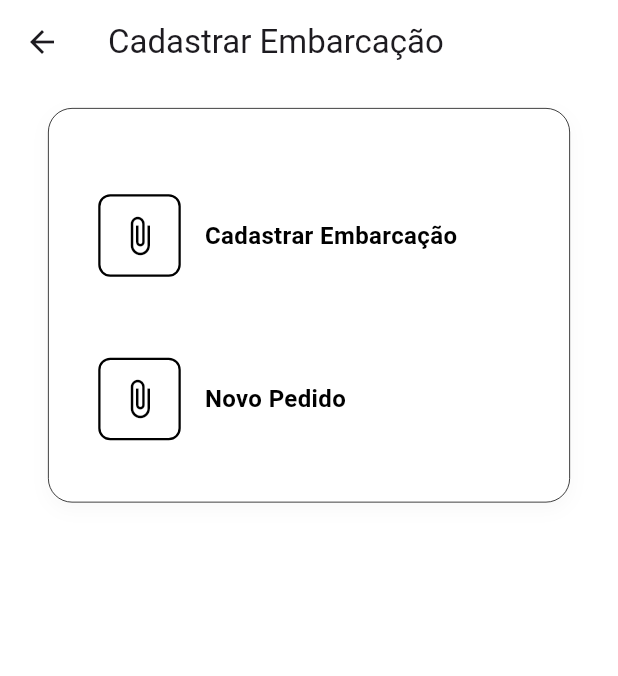
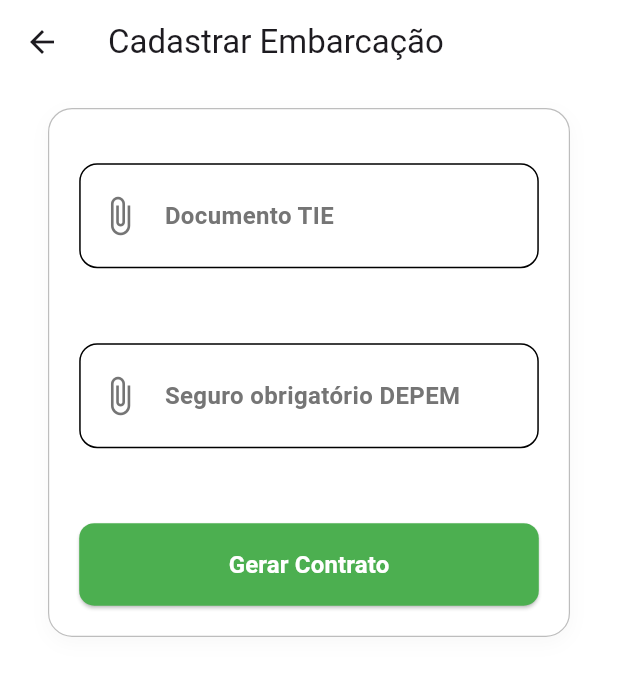
Before and after one commit to MarinaPI-S5/frontend, a Flutter app: the CadastroembarcacaoPage screen opened directly, on a phone screen of 412 x 824 dp. Shown: the top 676 px of the screen. Run offline on Flutter 3.47's test engine with Material 3 defaults, Android fonts, the phone set to English and light mode, and no system bars.

Commit message:
Cadastro de Embarcacao finalizado

```diff
--- a/lib/views/pages/cadastroEmbarcacao_page.dart
+++ b/lib/views/pages/cadastroEmbarcacao_page.dart
@@ -25,7 +25,10 @@ class CadastroembarcacaoPage extends StatelessWidget {
                     child: Container(
                       decoration: BoxDecoration(
                         color: Colors.white,
-                        border: Border.all(color: Colors.black, width: 0.5),
+                        border: Border.all(
+                          color: Colors.grey.shade400,
+                          width: 0.8,
+                        ),
                         borderRadius: BorderRadius.circular(16),
                         boxShadow: [
                           BoxShadow(
@@ -40,22 +43,25 @@ class CadastroembarcacaoPage extends StatelessWidget {
                         crossAxisAlignment: CrossAxisAlignment.stretch,
                         children: [
                           const SizedBox(height: 16),
-                          // CORREÇÃO: Cards empilhados um abaixo do outro usando Column
                           _buildActionCard(
                             context: context,
                             icon: Icons.attach_file,
-                            color: Colors.black,
-                            title: 'Cadastrar Embarcação',
+                            color: Colors.grey.shade600,
+                            title: 'Documento TIE',
                             onTap: () {},
                           ),
-                          const SizedBox(height: 12),
+                          const SizedBox(height: 50),
                           _buildActionCard(
                             context: context,
                             icon: Icons.attach_file,
-                            color: Colors.black,
-                            title: 'Novo Pedido',
+                            color: Colors.grey.shade600,
+                            title: 'Seguro obrigatório DEPEM',
                             onTap: () {},
                           ),
+
+                          const SizedBox(height: 50),
+
+                          _buildSubmitButton(),
                         ],
                       ),
                     ),
@@ -85,20 +91,12 @@ class CadastroembarcacaoPage extends StatelessWidget {
         child: Container(
           padding: const EdgeInsets.symmetric(vertical: 20, horizontal: 12),
           decoration: BoxDecoration(
-            border: Border.all(color: Colors.white),
+            border: Border.all(color: Colors.black),
             borderRadius: BorderRadius.circular(12),
           ),
           child: Row(
-            mainAxisAlignment: MainAxisAlignment.center,
             children: [
-              Container(
-                padding: const EdgeInsets.all(12),
-                decoration: BoxDecoration(
-                  border: Border.all(color: color, width: 1.5),
-                  borderRadius: BorderRadius.circular(8),
-                ),
-                child: Icon(icon, color: color, size: 28),
-              ),
+              Icon(icon, color: color, size: 28),
               const SizedBox(width: 16),
               Expanded(
                 child: Text(
@@ -118,4 +116,20 @@ class CadastroembarcacaoPage extends StatelessWidget {
       ),
     );
   }
+
+  Widget _buildSubmitButton() {
+    return ElevatedButton(
+      onPressed: () {},
+      style: ElevatedButton.styleFrom(
+        backgroundColor: Colors.green,
+        foregroundColor: Colors.white,
+        padding: const EdgeInsets.symmetric(vertical: 16),
+        shape: RoundedRectangleBorder(borderRadius: BorderRadius.circular(10)),
+      ),
+      child: const Text(
+        'Gerar Contrato',
+        style: TextStyle(fontSize: 16, fontWeight: FontWeight.w600),
+      ),
+    );
+  }
 }
```
